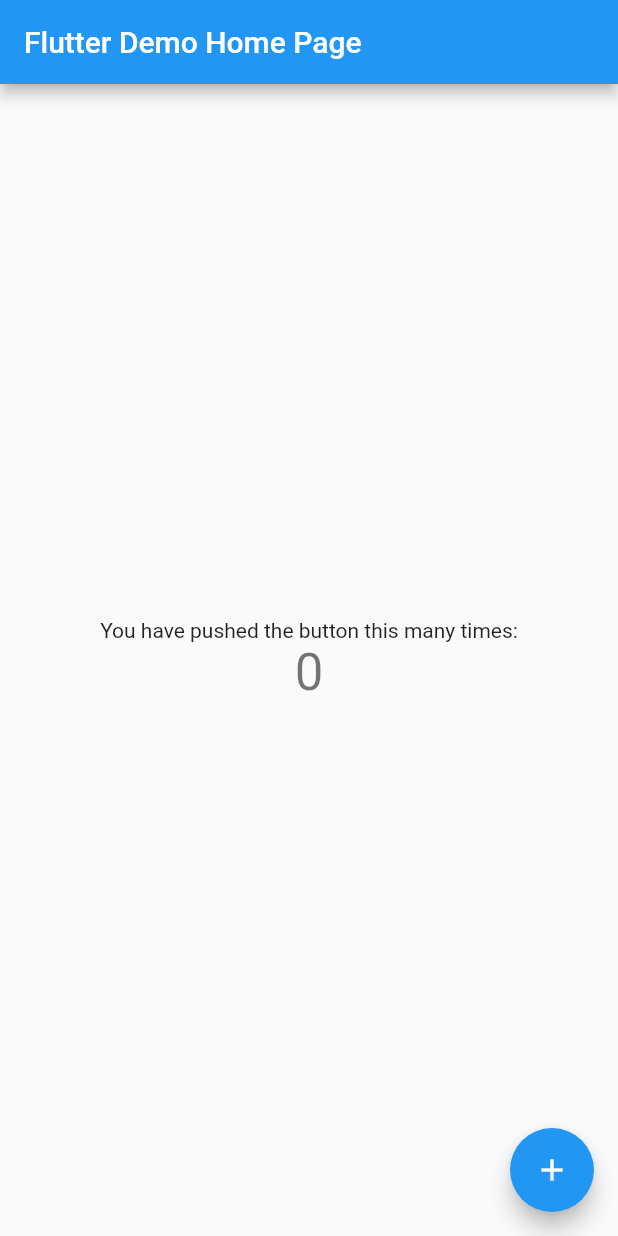
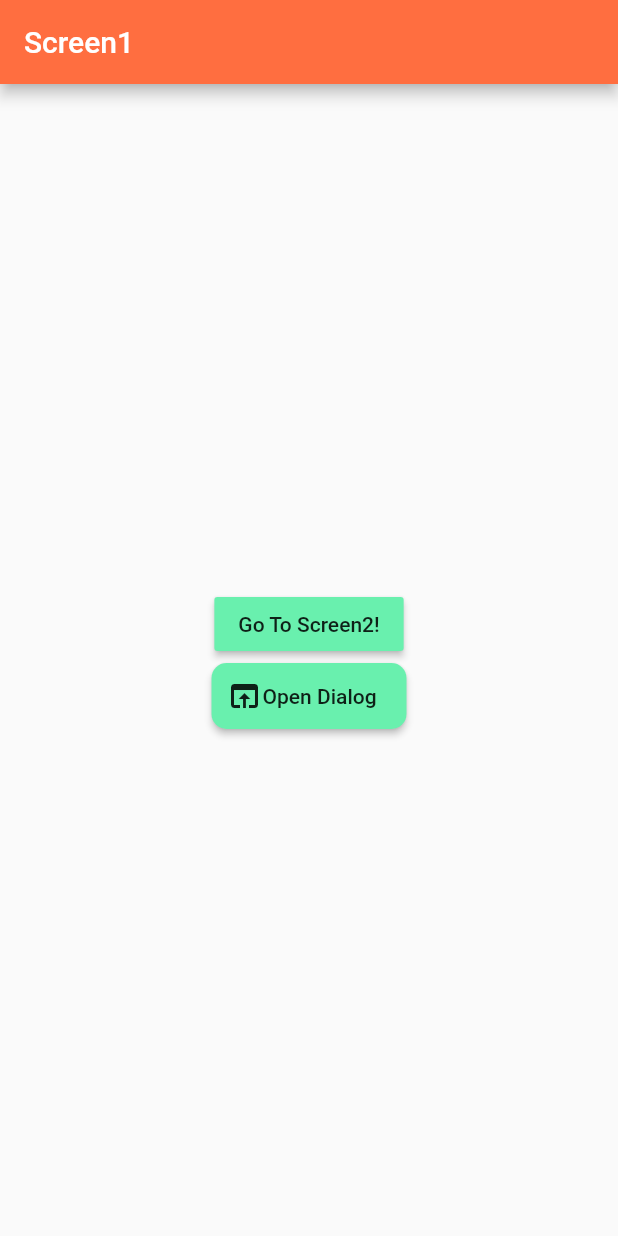
Before and after one commit to antedesk/flutter_tutorial_htmlit, a Flutter app: the screen it shows after launch, on a phone screen of 412 x 824 dp. Run offline on Flutter 3.47's test engine with Material 2 defaults, Android fonts, the phone set to English and light mode, and no system bars.

Commit message:
full example

```diff
--- /dev/null
+++ b/lib/components/my_alert_dialog.dart
@@ -0,0 +1,69 @@
+import 'package:flutter/widgets.dart';
+import 'package:flutter/material.dart';
+
+class CustomDialogWithButton extends StatelessWidget {
+  final Widget title;
+  final Widget content;
+  final double elevation;
+
+  CustomDialogWithButton(this.title, this.content, this.elevation);
+
+  @override
+  Widget build(BuildContext context) {
+    return Center(
+        child: Container(
+      child: RaisedButton(
+        onPressed: () {
+          //customSimpleDialog(context);
+          customAlertDialog(context);
+        },
+        child: Row(children: <Widget>[
+          Icon(Icons.open_in_browser),
+          Text(
+            "Open Dialog",
+            textAlign: TextAlign.center,
+          )
+        ]),
+        padding: EdgeInsets.symmetric(vertical: 10, horizontal: 10),
+        shape: RoundedRectangleBorder(borderRadius: BorderRadius.circular(10)),
+      ),
+      width: 130,
+    ));
+  }
+
+  void customAlertDialog(BuildContext context) {
+    Widget cancelButton = FlatButton(
+      child: Text("Cancel"),
+      onPressed: () {
+        print("Cancel");
+      },
+    );
+
+    Widget okButton = FlatButton(
+      child: Text("Ok"),
+      onPressed: () {
+        print("Ok");
+      },
+    );
+
+    var dialog = AlertDialog(
+      title: title,
+      content: content,
+      actions: [
+        okButton,
+        cancelButton,
+      ],
+      shape: RoundedRectangleBorder(
+          side: BorderSide(style: BorderStyle.none),
+          borderRadius: BorderRadius.circular(10)),
+      elevation: elevation,
+      backgroundColor: Colors.amber,
+    );
+
+    showDialog(
+        context: context,
+        builder: (BuildContext context) {
+          return dialog;
+        });
+  }
+}
--- a/lib/main.dart
+++ b/lib/main.dart
@@ -1,4 +1,6 @@
 import 'package:flutter/material.dart';
+import 'package:flutter_tutorial_htmlit/theme/style.dart';
+import 'package:flutter_tutorial_htmlit/routes.dart';
 
 void main() => runApp(MyApp());
 
@@ -7,105 +9,10 @@ class MyApp extends StatelessWidget {
   @override
   Widget build(BuildContext context) {
     return MaterialApp(
-      title: 'Flutter Demo',
-      theme: ThemeData(
-        // This is the theme of your application.
-        //
-        // Try running your application with "flutter run". You'll see the
-        // application has a blue toolbar. Then, without quitting the app, try
-        // changing the primarySwatch below to Colors.green and then invoke
-        // "hot reload" (press "r" in the console where you ran "flutter run",
-        // or simply save your changes to "hot reload" in a Flutter IDE).
-        // Notice that the counter didn't reset back to zero; the application
-        // is not restarted.
-        primarySwatch: Colors.blue,
-      ),
-      home: MyHomePage(title: 'Flutter Demo Home Page'),
+      title: 'Lesson 32',
+      theme: appTheme(),
+      initialRoute: '/',
+      routes: routes,
     );
   }
 }
-
-class MyHomePage extends StatefulWidget {
-  MyHomePage({Key key, this.title}) : super(key: key);
-
-  // This widget is the home page of your application. It is stateful, meaning
-  // that it has a State object (defined below) that contains fields that affect
-  // how it looks.
-
-  // This class is the configuration for the state. It holds the values (in this
-  // case the title) provided by the parent (in this case the App widget) and
-  // used by the build method of the State. Fields in a Widget subclass are
-  // always marked "final".
-
-  final String title;
-
-  @override
-  _MyHomePageState createState() => _MyHomePageState();
-}
-
-class _MyHomePageState extends State<MyHomePage> {
-  int _counter = 0;
-
-  void _incrementCounter() {
-    setState(() {
-      // This call to setState tells the Flutter framework that something has
-      // changed in this State, which causes it to rerun the build method below
-      // so that the display can reflect the updated values. If we changed
-      // _counter without calling setState(), then the build method would not be
-      // called again, and so nothing would appear to happen.
-      _counter++;
-    });
-  }
-
-  @override
-  Widget build(BuildContext context) {
-    // This method is rerun every time setState is called, for instance as done
-    // by the _incrementCounter method above.
-    //
-    // The Flutter framework has been optimized to make rerunning build methods
-    // fast, so that you can just rebuild anything that needs updating rather
-    // than having to individually change instances of widgets.
-    return Scaffold(
-      appBar: AppBar(
-        // Here we take the value from the MyHomePage object that was created by
-        // the App.build method, and use it to set our appbar title.
-        title: Text(widget.title),
-      ),
-      body: Center(
-        // Center is a layout widget. It takes a single child and positions it
-        // in the middle of the parent.
-        child: Column(
-          // Column is also layout widget. It takes a list of children and
-          // arranges them vertically. By default, it sizes itself to fit its
-          // children horizontally, and tries to be as tall as its parent.
-          //
-          // Invoke "debug painting" (press "p" in the console, choose the
-          // "Toggle Debug Paint" action from the Flutter Inspector in Android
-          // Studio, or the "Toggle Debug Paint" command in Visual Studio Code)
-          // to see the wireframe for each widget.
-          //
-          // Column has various properties to control how it sizes itself and
-          // how it positions its children. Here we use mainAxisAlignment to
-          // center the children vertically; the main axis here is the vertical
-          // axis because Columns are vertical (the cross axis would be
-          // horizontal).
-          mainAxisAlignment: MainAxisAlignment.center,
-          children: <Widget>[
-            Text(
-              'You have pushed the button this many times:',
-            ),
-            Text(
-              '$_counter',
-              style: Theme.of(context).textTheme.display1,
-            ),
-          ],
-        ),
-      ),
-      floatingActionButton: FloatingActionButton(
-        onPressed: _incrementCounter,
-        tooltip: 'Increment',
-        child: Icon(Icons.add),
-      ), // This trailing comma makes auto-formatting nicer for build methods.
-    );
-  }
-}
--- /dev/null
+++ b/lib/models/article.dart
@@ -0,0 +1,6 @@
+class Article {
+  final String title;
+  final String author;
+
+  Article(this.title, this.author);
+}
--- /dev/null
+++ b/lib/routes.dart
@@ -0,0 +1,8 @@
+import 'package:flutter/widgets.dart';
+import 'package:flutter_tutorial_htmlit/screens/screen1/screen1.dart';
+import 'package:flutter_tutorial_htmlit/screens/screen2/screen2.dart';
+
+final Map<String, WidgetBuilder> routes = <String, WidgetBuilder>{
+  "/": (BuildContext context) => Screen1(),
+  "/Screen2": (BuildContext context) => Screen2(),
+};
--- /dev/null
+++ b/lib/screens/screen1/components/body.dart
@@ -0,0 +1,22 @@
+import 'package:flutter/material.dart';
+import 'package:flutter_tutorial_htmlit/components/my_alert_dialog.dart';
+
+class Body extends StatelessWidget {
+  @override
+  Widget build(BuildContext context) {
+    return Center(
+        child: Column(
+            mainAxisAlignment: MainAxisAlignment.center,
+            crossAxisAlignment: CrossAxisAlignment.center,
+            children: <Widget>[
+          RaisedButton(
+            onPressed: () {
+              Navigator.pushNamed(context, "/Screen2");
+            },
+            child: Text('Go To Screen2!'),
+          ),
+          CustomDialogWithButton(
+              Text("Screen ! AlertDialog"), Text("this is Screen1"), 10),
+        ]));
+  }
+}
--- /dev/null
+++ b/lib/screens/screen1/screen1.dart
@@ -0,0 +1,14 @@
+import 'package:flutter/material.dart';
+import 'package:flutter_tutorial_htmlit/screens/screen1/components/body.dart';
+
+class Screen1 extends StatelessWidget {
+  @override
+  Widget build(BuildContext context) {
+    return Scaffold(
+      appBar: AppBar(
+        title: Text('Screen1'),
+      ),
+      body: Body(),
+    );
+  }
+}
--- /dev/null
+++ b/lib/screens/screen2/components/body.dart
@@ -0,0 +1,26 @@
+import 'package:flutter/material.dart';
+import 'package:flutter_tutorial_htmlit/components/my_alert_dialog.dart';
+import 'package:flutter_tutorial_htmlit/models/article.dart';
+
+class Body extends StatelessWidget {
+  Article article = Article("Organizzazione del Progetto", "Antedesk");
+
+  @override
+  Widget build(BuildContext context) {
+    return Column(
+      mainAxisAlignment: MainAxisAlignment.center,
+      crossAxisAlignment: CrossAxisAlignment.center,
+      children: <Widget>[
+        Text("Article: " + article.title),
+        Text("Author: " + article.author),
+        CustomDialogWithButton(Text("Screen 2 AlertDialog"), Text("this is Screen2"), 10),
+        RaisedButton(
+          onPressed: () {
+            Navigator.pop(context);
+          },
+          child: Text('Go back to Screen1!'),
+        ),
+      ],
+    );
+  }
+}
--- /dev/null
+++ b/lib/screens/screen2/screen2.dart
@@ -0,0 +1,14 @@
+import 'package:flutter/material.dart';
+import 'package:flutter_tutorial_htmlit/screens/screen2/components/body.dart';
+
+class Screen2 extends StatelessWidget {
+  @override
+  Widget build(BuildContext context) {
+    return Scaffold(
+      appBar: AppBar(
+        title: Text('Screen2'),
+      ),
+      body: Body(),
+    );
+  }
+}
--- /dev/null
+++ b/lib/theme/style.dart
@@ -0,0 +1,12 @@
+import 'package:flutter/material.dart';
+
+ThemeData appTheme() {
+  return ThemeData(
+    fontFamily: 'Roboto',
+    primaryColor: Colors.deepOrangeAccent,
+    accentColor: Colors.purple,
+    hintColor: Colors.white,
+    dividerColor: Colors.grey,
+    buttonColor: Colors.greenAccent
+  );
+}
```
Also changed, not shown: 1 other file.
